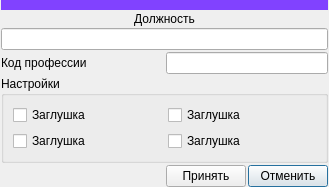
Above: ui/staff_position.ui from Meller008/CRM-Avi before the change. Below: the same form after it.
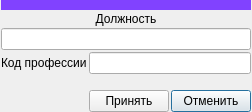
That is the form after the change.

What changed in the file:
```diff
--- a/ui/staff_position.ui
+++ b/ui/staff_position.ui
@@ -6,8 +6,8 @@
    <rect>
     <x>0</x>
     <y>0</y>
-    <width>329</width>
-    <height>178</height>
+    <width>249</width>
+    <height>112</height>
    </rect>
   </property>
   <property name="windowTitle">
@@ -29,64 +29,24 @@
    <property name="spacing">
     <number>2</number>
    </property>
-   <item row="0" column="0" colspan="3">
-    <widget class="QWidget" name="widget" native="true">
-     <property name="minimumSize">
+   <item row="5" column="0">
+    <spacer name="horizontalSpacer">
+     <property name="orientation">
+      <enum>Qt::Horizontal</enum>
+     </property>
+     <property name="sizeHint" stdset="0">
       <size>
-       <width>0</width>
-       <height>10</height>
+       <width>40</width>
+       <height>20</height>
       </size>
      </property>
-     <property name="styleSheet">
-      <string notr="true">background-color: rgb(129, 66, 255);</string>
-     </property>
-     <zorder>label</zorder>
-    </widget>
+    </spacer>
    </item>
-   <item row="4" column="0" colspan="3">
-    <widget class="QGroupBox" name="groupBox">
-     <property name="styleSheet">
-      <string notr="true"/>
+   <item row="5" column="2">
+    <widget class="QPushButton" name="pushButton">
+     <property name="text">
+      <string>Отменить</string>
      </property>
-     <property name="title">
-      <string>Настройки</string>
-     </property>
-     <property name="flat">
-      <bool>false</bool>
-     </property>
-     <property name="checkable">
-      <bool>false</bool>
-     </property>
-     <layout class="QGridLayout" name="gridLayout_2">
-      <item row="0" column="1">
-       <widget class="QCheckBox" name="checkBox">
-        <property name="text">
-         <string>Заглушка</string>
-        </property>
-       </widget>
-      </item>
-      <item row="1" column="1">
-       <widget class="QCheckBox" name="checkBox_4">
-        <property name="text">
-         <string>Заглушка</string>
-        </property>
-       </widget>
-      </item>
-      <item row="1" column="2">
-       <widget class="QCheckBox" name="checkBox_3">
-        <property name="text">
-         <string>Заглушка</string>
-        </property>
-       </widget>
-      </item>
-      <item row="0" column="2">
-       <widget class="QCheckBox" name="checkBox_2">
-        <property name="text">
-         <string>Заглушка</string>
-        </property>
-       </widget>
-      </item>
-     </layout>
     </widget>
    </item>
    <item row="1" column="0" colspan="3">
@@ -109,34 +69,7 @@
    <item row="3" column="1" colspan="2">
     <widget class="QLineEdit" name="le_number"/>
    </item>
-   <item row="6" column="0">
-    <spacer name="horizontalSpacer">
-     <property name="orientation">
-      <enum>Qt::Horizontal</enum>
-     </property>
-     <property name="sizeHint" stdset="0">
-      <size>
-       <width>40</width>
-       <height>20</height>
-      </size>
-     </property>
-    </spacer>
-   </item>
-   <item row="6" column="2">
-    <widget class="QPushButton" name="pushButton">
-     <property name="text">
-      <string>Отменить</string>
-     </property>
-    </widget>
-   </item>
-   <item row="6" column="1">
-    <widget class="QPushButton" name="pushButton_2">
-     <property name="text">
-      <string>Принять</string>
-     </property>
-    </widget>
-   </item>
-   <item row="5" column="1">
+   <item row="4" column="1">
     <spacer name="verticalSpacer">
      <property name="orientation">
       <enum>Qt::Vertical</enum>
@@ -149,6 +82,26 @@
      </property>
     </spacer>
    </item>
+   <item row="5" column="1">
+    <widget class="QPushButton" name="pushButton_2">
+     <property name="text">
+      <string>Принять</string>
+     </property>
+    </widget>
+   </item>
+   <item row="0" column="0" colspan="3">
+    <widget class="QWidget" name="widget" native="true">
+     <property name="minimumSize">
+      <size>
+       <width>0</width>
+       <height>10</height>
+      </size>
+     </property>
+     <property name="styleSheet">
+      <string notr="true">background-color: rgb(129, 66, 255);</string>
+     </property>
+    </widget>
+   </item>
   </layout>
  </widget>
  <tabstops>
```
Left out of the diff: 10 changed lines with no effect on the pictures.
